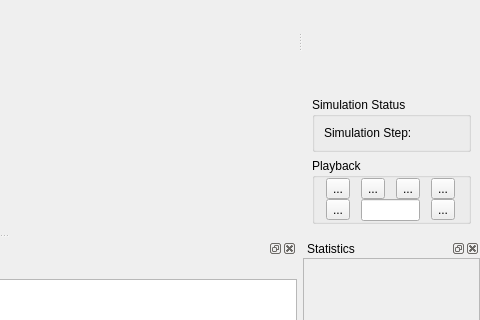
Above: qtgui/mainwindow.ui from frabas/DISPLACE_GUI before the change; both pictures show x 482 to 962 and y 199 to 519 of the 962 by 692 pixel window. Below: the same form after it.
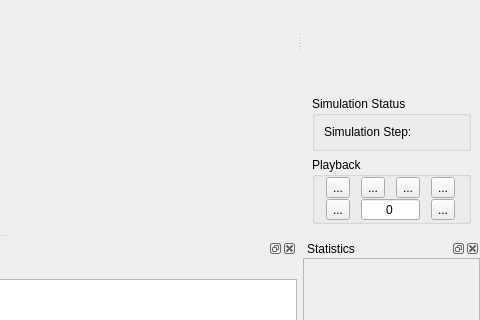
That is the form after the change. Icons and pictures are not drawn. Custom widgets are drawn as their Qt base class.

Commit message: Gui: Simulation steps. Fix to speedup position insertion (changed flush strategy)

```diff
--- a/qtgui/mainwindow.ui
+++ b/qtgui/mainwindow.ui
@@ -382,10 +382,13 @@
          </widget>
         </item>
         <item row="1" column="1" colspan="2">
-         <widget class="QLineEdit" name="play_step">
+         <widget class="QSpinBox" name="play_step">
           <property name="alignment">
            <set>Qt::AlignCenter</set>
           </property>
+          <property name="buttonSymbols">
+           <enum>QAbstractSpinBox::NoButtons</enum>
+          </property>
          </widget>
         </item>
        </layout>
```
The commit also changes 6 other files.
